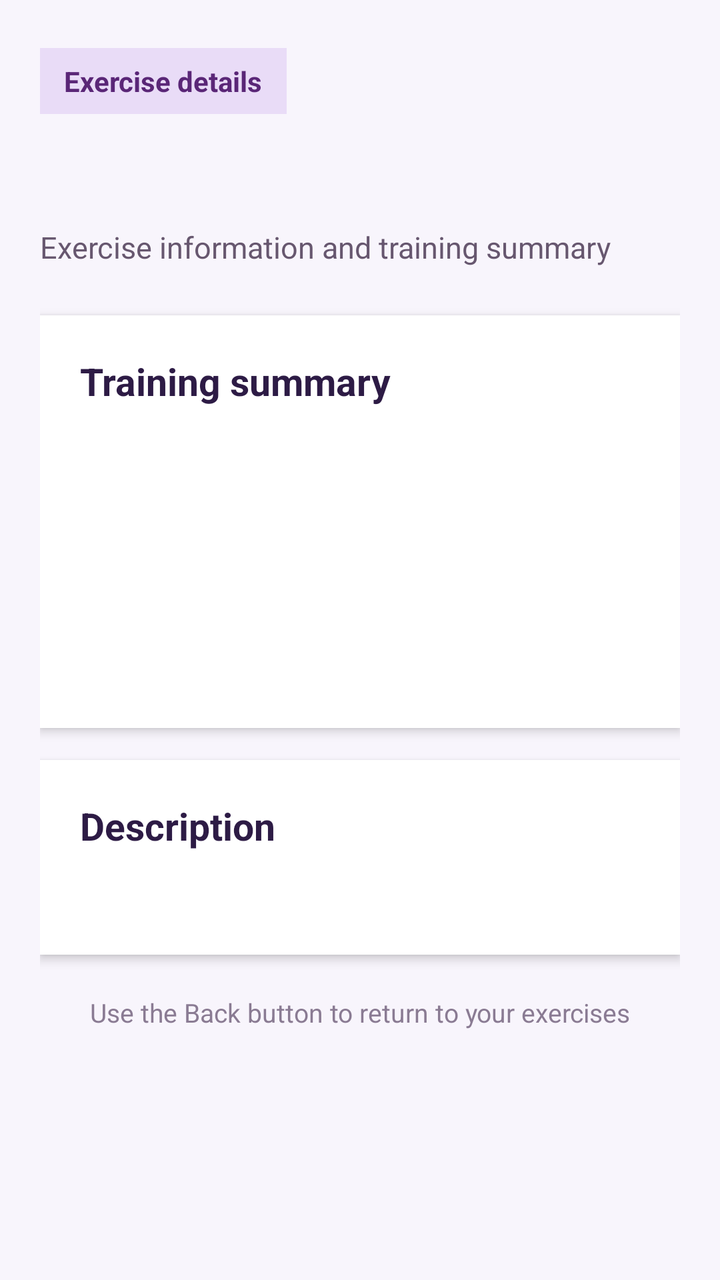
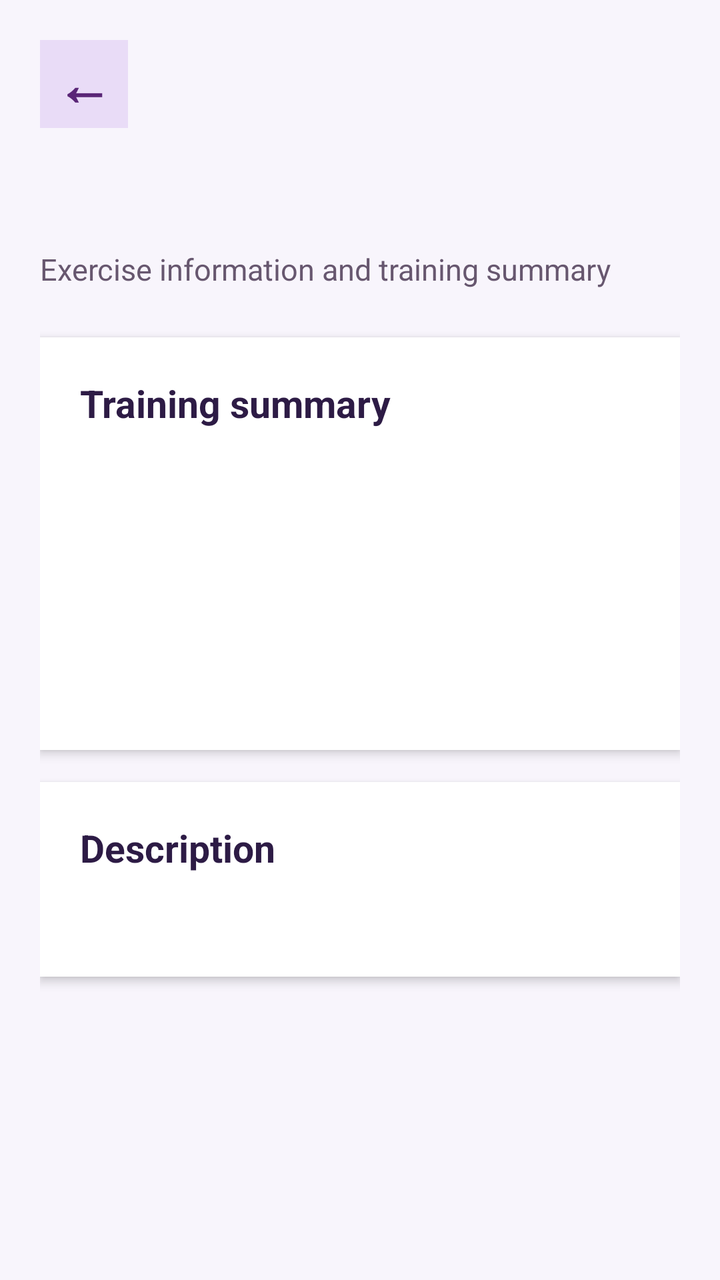

Screens rendered from an Android XML layout before and after an edit, with the pre-edit source and the edit as a unified diff.
<!-- AndroidManifest.xml: application theme Theme.S8133896assignment2 -->
<!-- res/layout/activity_details.xml -->
<?xml version="1.0" encoding="utf-8"?>
<ScrollView xmlns:android="http://schemas.android.com/apk/res/android"
    android:layout_width="match_parent"
    android:layout_height="match_parent"
    android:background="#F8F5FC"
    android:fillViewport="true">

    <LinearLayout
        android:layout_width="match_parent"
        android:layout_height="wrap_content"
        android:orientation="vertical"
        android:paddingStart="20dp"
        android:paddingTop="24dp"
        android:paddingEnd="20dp"
        android:paddingBottom="28dp">

        
        <TextView
            android:layout_width="wrap_content"
            android:layout_height="wrap_content"
            android:background="#E9DCF7"
            android:paddingStart="12dp"
            android:paddingTop="7dp"
            android:paddingEnd="12dp"
            android:paddingBottom="7dp"
            android:text="Exercise details"
            android:textColor="#5A2677"
            android:textSize="14sp"
            android:textStyle="bold" />

        
        <TextView
            android:id="@+id/textViewDetailsExerciseName"
            android:layout_width="match_parent"
            android:layout_height="wrap_content"
            android:layout_marginTop="12dp"
            android:textColor="#2D1B45"
            android:textSize="30sp"
            android:textStyle="bold" />

        <TextView
            android:layout_width="match_parent"
            android:layout_height="wrap_content"
            android:layout_marginTop="4dp"
            android:text="Exercise information and training summary"
            android:textColor="#67576F"
            android:textSize="15sp" />

        
        <LinearLayout
            android:layout_width="match_parent"
            android:layout_height="wrap_content"
            android:layout_marginTop="24dp"
            android:background="#FFFFFF"
            android:elevation="3dp"
            android:orientation="vertical"
            android:padding="20dp">

            <TextView
                android:layout_width="match_parent"
                android:layout_height="wrap_content"
                android:text="Training summary"
                android:textColor="#2D1B45"
                android:textSize="19sp"
                android:textStyle="bold" />

            
            <TextView
                android:id="@+id/textViewDetailsMuscleGroup"
                android:layout_width="match_parent"
                android:layout_height="wrap_content"
                android:layout_marginTop="18dp"
                android:textColor="#4A3D52"
                android:textSize="16sp" />

            
            <TextView
                android:id="@+id/textViewDetailsEquipment"
                android:layout_width="match_parent"
                android:layout_height="wrap_content"
                android:layout_marginTop="12dp"
                android:textColor="#4A3D52"
                android:textSize="16sp" />

            
            <TextView
                android:id="@+id/textViewDetailsDifficulty"
                android:layout_width="match_parent"
                android:layout_height="wrap_content"
                android:layout_marginTop="12dp"
                android:textColor="#4A3D52"
                android:textSize="16sp" />

            
            <TextView
                android:id="@+id/textViewDetailsCalories"
                android:layout_width="match_parent"
                android:layout_height="wrap_content"
                android:layout_marginTop="12dp"
                android:textColor="#4A3D52"
                android:textSize="16sp" />

        </LinearLayout>

        
        <LinearLayout
            android:layout_width="match_parent"
            android:layout_height="wrap_content"
            android:layout_marginTop="16dp"
            android:background="#FFFFFF"
            android:elevation="3dp"
            android:orientation="vertical"
            android:padding="20dp">

            <TextView
                android:layout_width="match_parent"
                android:layout_height="wrap_content"
                android:text="Description"
                android:textColor="#2D1B45"
                android:textSize="19sp"
                android:textStyle="bold" />

            
            <TextView
                android:id="@+id/textViewDetailsDescription"
                android:layout_width="match_parent"
                android:layout_height="wrap_content"
                android:layout_marginTop="10dp"
                android:lineSpacingExtra="5dp"
                android:textColor="#4A3D52"
                android:textSize="16sp" />

        </LinearLayout>

        <TextView
            android:layout_width="match_parent"
            android:layout_height="wrap_content"
            android:layout_marginTop="20dp"
            android:gravity="center"
            android:text="Use the Back button to return to your exercises"
            android:textColor="#8A7B93"
            android:textSize="13sp" />

    </LinearLayout>

</ScrollView>
<!-- resources referenced by this layout -->
<resources>
  <style name="Theme.S8133896assignment2" parent="Base.Theme.S8133896assignment2" />
  <style name="Base.Theme.S8133896assignment2" parent="Theme.Material3.DayNight.NoActionBar">
          
          
      </style>
</resources>

<!-- the commit's change to res/layout/activity_details.xml (unified diff, before → after) -->
@@ -10,22 +10,23 @@
         android:layout_height="wrap_content"
         android:orientation="vertical"
         android:paddingStart="20dp"
-        android:paddingTop="24dp"
+        android:paddingTop="20dp"
         android:paddingEnd="20dp"
         android:paddingBottom="28dp">
 
         
         <TextView
-            android:layout_width="wrap_content"
-            android:layout_height="wrap_content"
+            android:id="@+id/buttonBackToDashboard"
+            android:layout_width="44dp"
+            android:layout_height="44dp"
             android:background="#E9DCF7"
-            android:paddingStart="12dp"
-            android:paddingTop="7dp"
-            android:paddingEnd="12dp"
-            android:paddingBottom="7dp"
-            android:text="Exercise details"
+            android:clickable="true"
+            android:contentDescription="Back to dashboard"
+            android:focusable="true"
+            android:gravity="center"
+            android:text="←"
             android:textColor="#5A2677"
-            android:textSize="14sp"
+            android:textSize="28sp"
             android:textStyle="bold" />
 
         
@@ -33,7 +34,7 @@
             android:id="@+id/textViewDetailsExerciseName"
             android:layout_width="match_parent"
             android:layout_height="wrap_content"
-            android:layout_marginTop="12dp"
+            android:layout_marginTop="16dp"
             android:textColor="#2D1B45"
             android:textSize="30sp"
             android:textStyle="bold" />
@@ -64,7 +65,6 @@
                 android:textSize="19sp"
                 android:textStyle="bold" />
 
-            
             <TextView
                 android:id="@+id/textViewDetailsMuscleGroup"
                 android:layout_width="match_parent"
@@ -73,7 +73,6 @@
                 android:textColor="#4A3D52"
                 android:textSize="16sp" />
 
-            
             <TextView
                 android:id="@+id/textViewDetailsEquipment"
                 android:layout_width="match_parent"
@@ -82,7 +81,6 @@
                 android:textColor="#4A3D52"
                 android:textSize="16sp" />
 
-            
             <TextView
                 android:id="@+id/textViewDetailsDifficulty"
                 android:layout_width="match_parent"
@@ -91,7 +89,6 @@
                 android:textColor="#4A3D52"
                 android:textSize="16sp" />
 
-            
             <TextView
                 android:id="@+id/textViewDetailsCalories"
                 android:layout_width="match_parent"
@@ -120,7 +117,6 @@
                 android:textSize="19sp"
                 android:textStyle="bold" />
 
-            
             <TextView
                 android:id="@+id/textViewDetailsDescription"
                 android:layout_width="match_parent"
@@ -132,15 +128,6 @@
 
         </LinearLayout>
 
-        <TextView
-            android:layout_width="match_parent"
-            android:layout_height="wrap_content"
-            android:layout_marginTop="20dp"
-            android:gravity="center"
-            android:text="Use the Back button to return to your exercises"
-            android:textColor="#8A7B93"
-            android:textSize="13sp" />
-
     </LinearLayout>
 
 </ScrollView>
